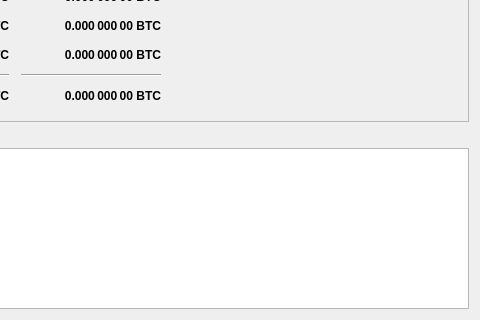
Old version of the form src/qt/forms/overviewpage.ui in the repository torkelrogstad/mainchain; both pictures show x 175 to 655 and y 105 to 425 of the 655 by 425 pixel window.
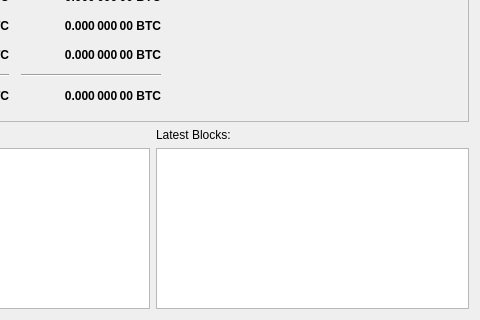
New version of the form. Icons and pictures are not drawn.

Commit message: Add LatestBlockTable model & display on overview page

Diff of the .ui file:
```diff
--- a/src/qt/forms/overviewpage.ui
+++ b/src/qt/forms/overviewpage.ui
@@ -424,6 +424,11 @@
     </layout>
    </item>
    <item>
+    <layout class="QHBoxLayout" name="horizontalLayout_2">
+     <property name="bottomMargin">
+      <number>0</number>
+     </property>
+     <item>
     <layout class="QVBoxLayout" name="verticalLayout">
      <property name="bottomMargin">
       <number>0</number>
@@ -443,6 +448,31 @@
         </font>
        </property>
       </widget>
+       </item>
+      </layout>
+     </item>
+     <item>
+      <layout class="QVBoxLayout" name="verticalLayout_5">
+       <property name="rightMargin">
+        <number>0</number>
+       </property>
+       <item>
+        <widget class="QLabel" name="label_2">
+         <property name="text">
+          <string>Latest Blocks:</string>
+         </property>
+        </widget>
+       </item>
+       <item>
+        <widget class="QTableView" name="tableViewBlocks">
+         <property name="font">
+          <font>
+           <family>Noto Mono</family>
+          </font>
+         </property>
+        </widget>
+       </item>
+      </layout>
      </item>
     </layout>
    </item>
```
Lines whose indentation alone changed are shown as unchanged. The commit also changes 5 other files.
